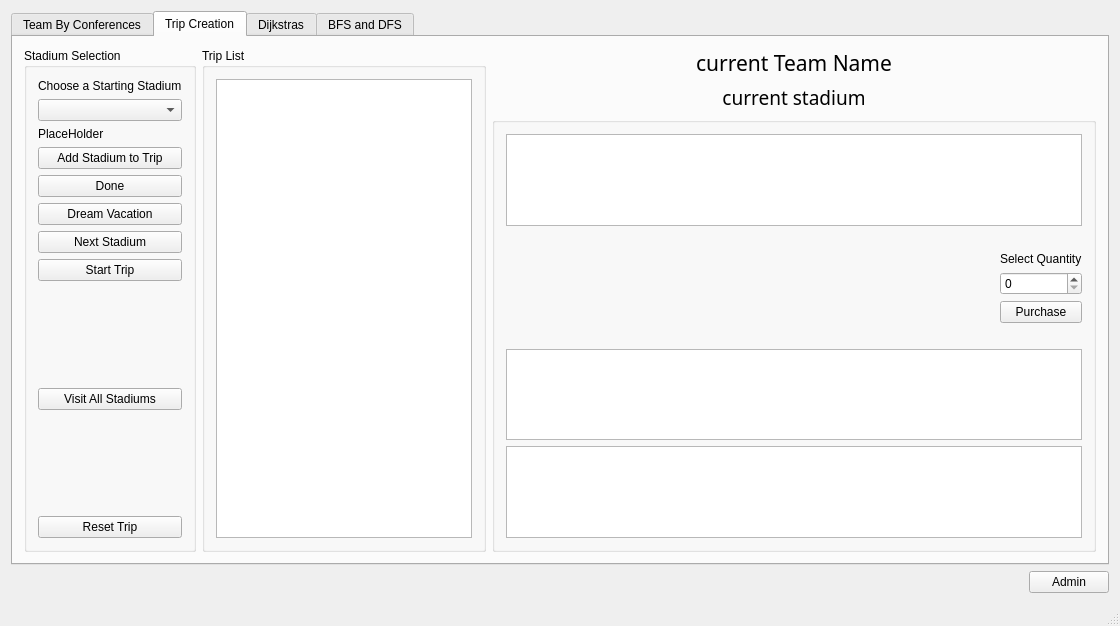
Qt form mainwindow.ui (OneEcho/NFL-Football-Project) before a commit.
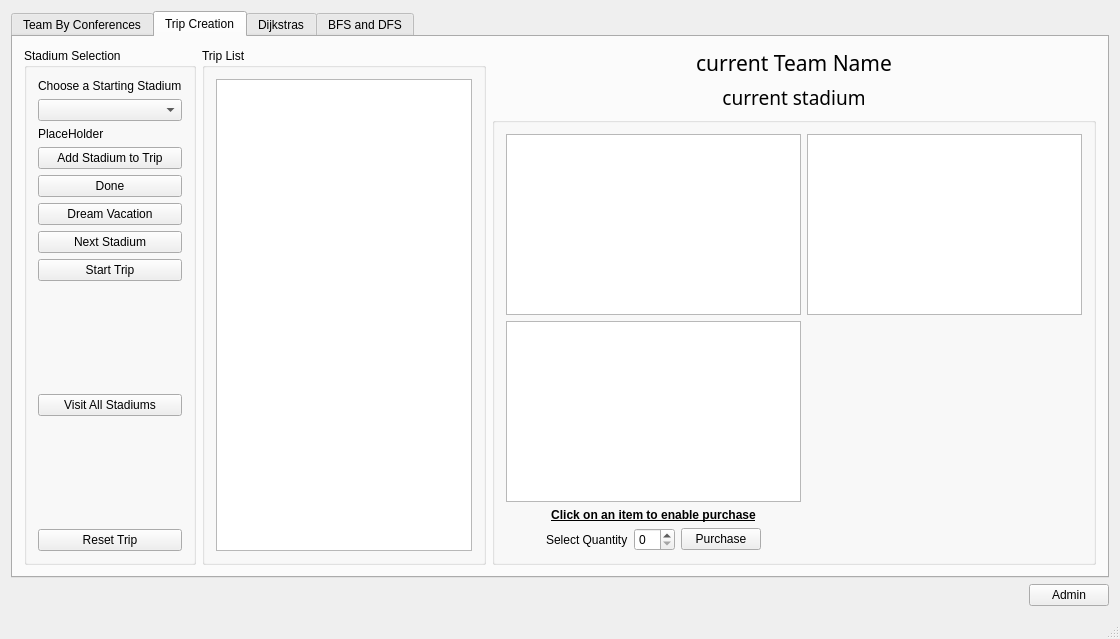
The same form after that commit.

Commit message: add map and souvenir purchasing features

```diff
--- a/mainwindow.ui
+++ b/mainwindow.ui
@@ -7,7 +7,7 @@
     <x>0</x>
     <y>0</y>
     <width>1120</width>
-    <height>626</height>
+    <height>639</height>
    </rect>
   </property>
   <property name="windowTitle">
@@ -372,26 +372,9 @@
           </property>
           <layout class="QGridLayout" name="gridLayout_9">
            <item row="1" column="0">
-            <layout class="QHBoxLayout" name="horizontalLayout_4">
-             <item>
-              <spacer name="horizontalSpacer_9">
-               <property name="orientation">
-                <enum>Qt::Horizontal</enum>
-               </property>
-               <property name="sizeHint" stdset="0">
-                <size>
-                 <width>40</width>
-                 <height>20</height>
-                </size>
-               </property>
-              </spacer>
-             </item>
-            </layout>
-           </item>
-           <item row="6" column="0">
-            <widget class="QTableWidget" name="cartTable"/>
-           </item>
-           <item row="3" column="0">
+            <widget class="QTableView" name="souvenirTable"/>
+           </item>
+           <item row="4" column="0">
             <layout class="QHBoxLayout" name="horizontalLayout_3">
              <item>
               <spacer name="horizontalSpacer_10">
@@ -407,8 +390,6 @@
               </spacer>
              </item>
              <item>
-              <layout class="QVBoxLayout" name="verticalLayout">
-               <item>
                 <widget class="QLabel" name="quantityLabel">
                  <property name="text">
                   <string>Select Quantity</string>
@@ -416,8 +397,12 @@
                 </widget>
                </item>
                <item>
+              <layout class="QVBoxLayout" name="verticalLayout">
+               <item>
                 <widget class="QSpinBox" name="spinBox"/>
                </item>
+              </layout>
+             </item>
                <item>
                 <widget class="QPushButton" name="purchaseButton">
                  <property name="text">
@@ -425,23 +410,47 @@
                  </property>
                 </widget>
                </item>
-              </layout>
+             <item>
+              <spacer name="horizontalSpacer_9">
+               <property name="orientation">
+                <enum>Qt::Horizontal</enum>
+               </property>
+               <property name="sizeHint" stdset="0">
+                <size>
+                 <width>40</width>
+                 <height>20</height>
+                </size>
+               </property>
+              </spacer>
              </item>
             </layout>
            </item>
-           <item row="4" column="0">
-            <widget class="QLabel" name="label_6">
-             <property name="text">
-              <string/>
-             </property>
-            </widget>
-           </item>
-           <item row="0" column="0">
-            <widget class="QTableView" name="souvenirTable"/>
-           </item>
-           <item row="5" column="0">
+           <item row="1" column="1">
             <widget class="QTableWidget" name="totalSpentWidget"/>
            </item>
+           <item row="2" column="0">
+            <widget class="QTableWidget" name="cartTable"/>
+           </item>
+           <item row="3" column="0">
+            <widget class="QLabel" name="labelClickSouvenir">
+             <property name="font">
+              <font>
+               <weight>75</weight>
+               <bold>true</bold>
+               <underline>true</underline>
+              </font>
+             </property>
+             <property name="frameShadow">
+              <enum>QFrame::Plain</enum>
+             </property>
+             <property name="text">
+              <string>Click on an item to enable purchase</string>
+             </property>
+             <property name="alignment">
+              <set>Qt::AlignCenter</set>
+             </property>
+            </widget>
+           </item>
           </layout>
          </widget>
         </item>
```
Left out of the diff: 2 changed lines with no effect on the pictures. Lines whose indentation alone changed are shown as unchanged. The commit also changes 5 other files.
